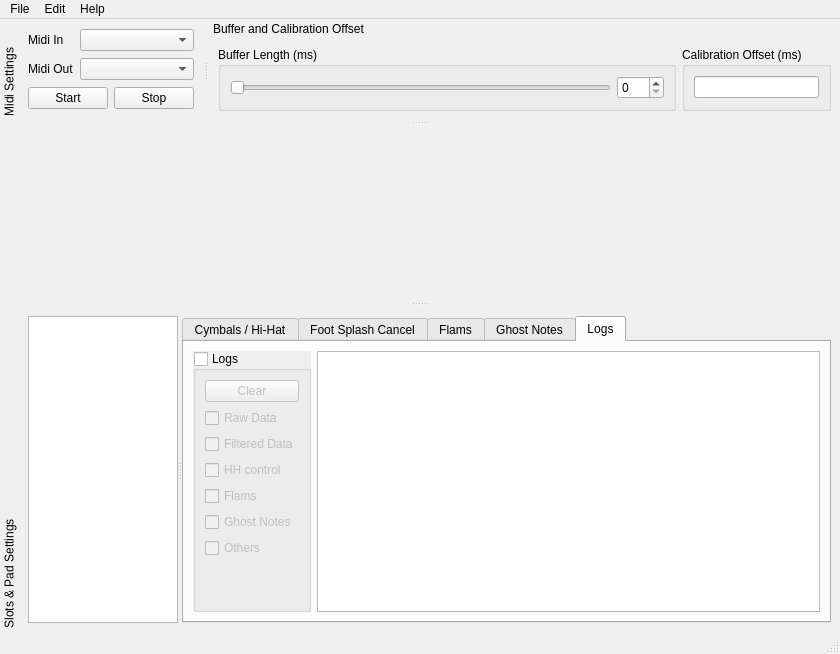
The window that src/MainWindow.ui (FromtonRouge/eProDrums) describes before a commit, drawn with Qt 5.
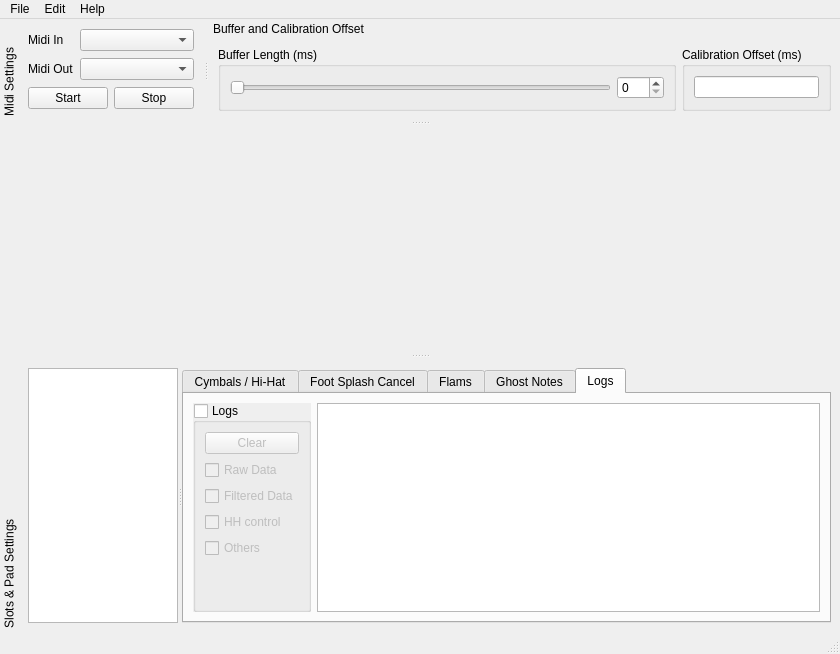
The same window after the commit. The open tabs and pages were chosen to show the change. Icons and pictures are not drawn.

Commit message: Fixed ghost notes not detected when the buffer is greater than 0 + default values for linear functions

```diff
--- a/src/MainWindow.ui
+++ b/src/MainWindow.ui
@@ -36,7 +36,7 @@
          <x>0</x>
          <y>0</y>
          <width>840</width>
-         <height>255</height>
+         <height>209</height>
         </rect>
        </property>
        <layout class="QGridLayout" name="gridLayout_12">
@@ -360,8 +360,8 @@
               <rect>
                <x>0</x>
                <y>0</y>
-               <width>123</width>
-               <height>195</height>
+               <width>105</width>
+               <height>241</height>
               </rect>
              </property>
              <layout class="QGridLayout" name="gridLayout_5">
@@ -386,13 +386,6 @@
                  <bool>false</bool>
                 </property>
                 <layout class="QGridLayout" name="gridLayoutLogs">
-                 <item row="4" column="2">
-                  <widget class="QCheckBox" name="checkBoxLogsFlams">
-                   <property name="text">
-                    <string>Flams</string>
-                   </property>
-                  </widget>
-                 </item>
                  <item row="1" column="2">
                   <widget class="QCheckBox" name="checkBoxLogsRawData">
                    <property name="text">
@@ -400,14 +393,7 @@
                    </property>
                   </widget>
                  </item>
-                 <item row="5" column="2">
-                  <widget class="QCheckBox" name="checkBoxLogsGhostNotes">
-                   <property name="text">
-                    <string>Ghost Notes</string>
-                   </property>
-                  </widget>
-                 </item>
-                 <item row="6" column="2">
+                 <item row="4" column="2">
                   <widget class="QCheckBox" name="checkBoxLogsOthers">
                    <property name="text">
                     <string>Others</string>
@@ -438,7 +424,7 @@
                    </property>
                   </widget>
                  </item>
-                 <item row="7" column="2">
+                 <item row="5" column="2">
                   <spacer name="verticalSpacer">
                    <property name="orientation">
                     <enum>Qt::Vertical</enum>
```
The commit also changes 10 other files.
